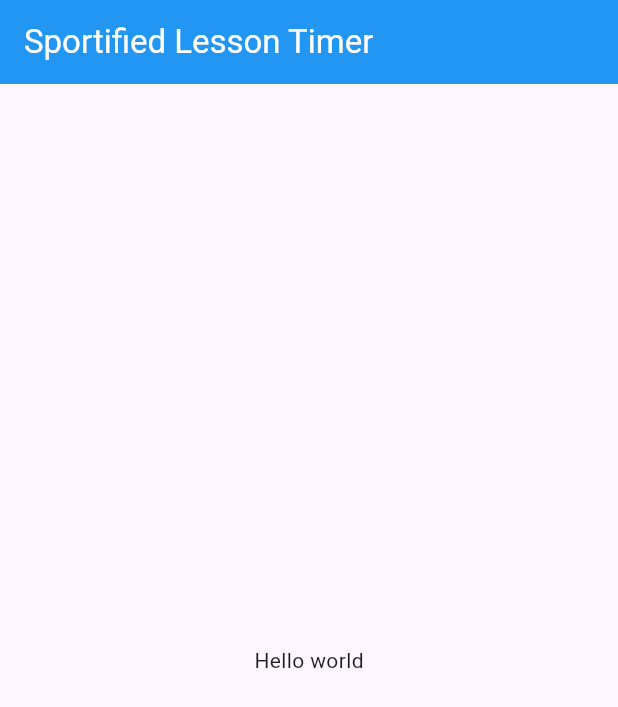
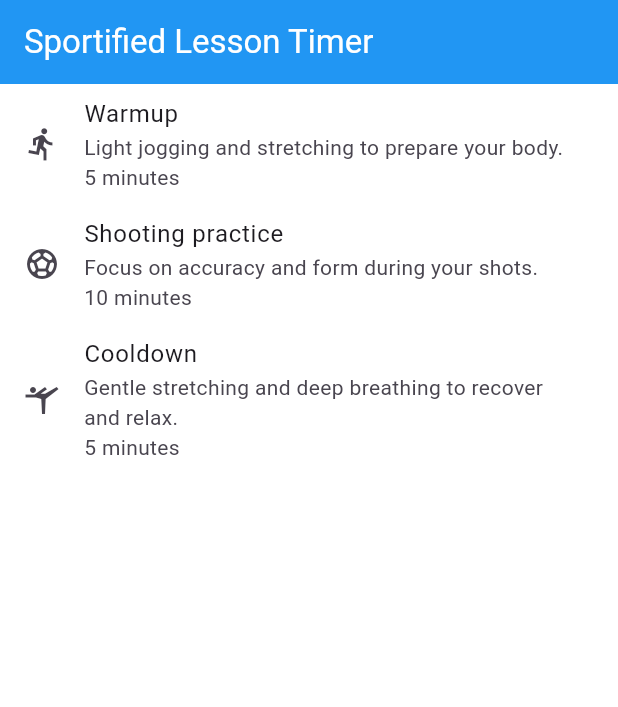
Before and after one commit to CarsonJennings/sportified-lesson-timer, a Flutter app: the screen it shows after launch, on a phone screen of 412 x 824 dp. Shown: the top 707 px of the screen. Run offline on Flutter 3.47's test engine with Material 3 defaults, Android fonts, the phone set to English and light mode, and no system bars.

Commit message:
Created a simple static list of the 3 drills

```diff
--- a/lib/main.dart
+++ b/lib/main.dart
@@ -17,13 +17,54 @@
           'Sportified Lesson Timer',
           style: TextStyle(
             color: Colors.white
+            ),
           ),
         ),
+        body: Container(
+          color: Colors.white,
+          child: ListView(
+            children: const <Widget>[
+              Drill(
+                title: "Warmup",
+                drillIcon: Icons.directions_run,
+                description: "Light jogging and stretching to prepare your body.",
+                drillDuration: Duration(minutes: 5)
+              ),
+              Drill(
+                title: "Shooting practice",
+                drillIcon: Icons.sports_soccer,
+                description: "Focus on accuracy and form during your shots.",
+                drillDuration: Duration(minutes: 10)
+              ),
+              Drill(
+                title: "Cooldown",
+                drillIcon: Icons.sports_gymnastics,
+                description: "Gentle stretching and deep breathing to recover and relax.",
+                drillDuration: Duration(minutes: 5)
+              ),
+            ],
+          ),
         ),
-        body: Center(
-          child: const Text("Hello world"),
-        )
       ),
     );
   }
 }
+
+class Drill extends StatelessWidget {
+  const Drill({super.key, required this.title, required this.drillIcon, required this.description, required this.drillDuration});
+
+  final String title;
+  final IconData drillIcon;
+  final String description;
+  final Duration drillDuration;
+
+  @override
+  Widget build(BuildContext context) {
+    return ListTile(
+      leading: Icon(drillIcon),
+      title: Text(title),
+      subtitle:
+        Text("$description\n${drillDuration.inMinutes.toString()} minutes"),
+    );
+  }
+}
```
